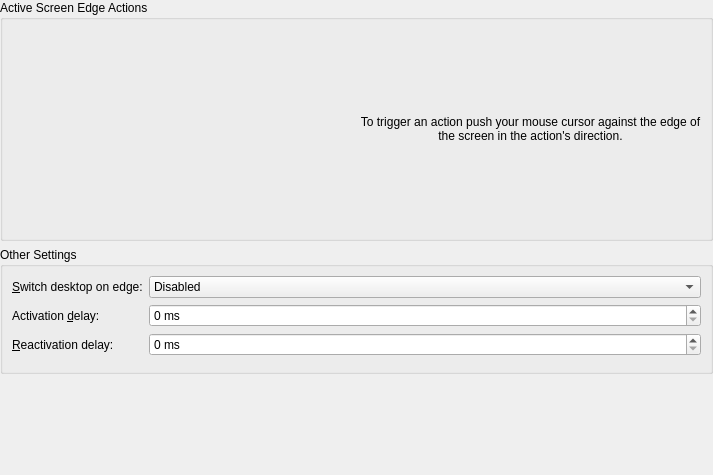
Before: the Qt Designer form kcmkwin/kwinscreenedges/main.ui in KDE/kwin, drawn with Qt 5.
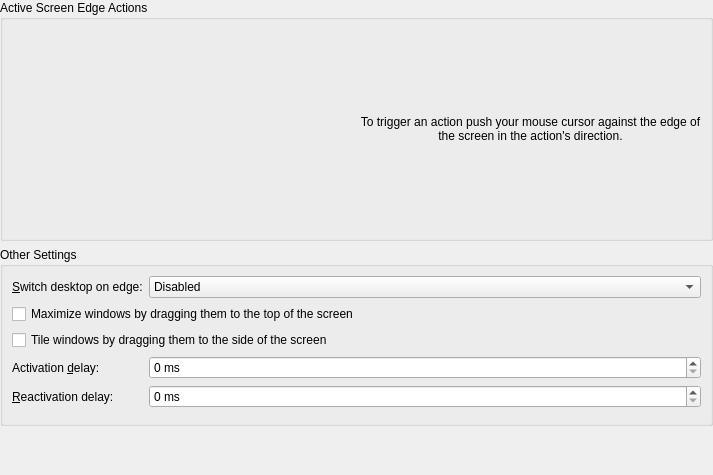
After: the same form once the commit is applied. Custom widgets are drawn as their Qt base class.

Commit message: Quick maximize and tiling when moving a window to the left/right or top screen edge. Top screen edge (un)maximizes. Left screen edge sets window to left half of screen geometry, right edge to other half.

What changed in the file:
```diff
--- a/kcmkwin/kwinscreenedges/main.ui
+++ b/kcmkwin/kwinscreenedges/main.ui
@@ -58,7 +58,7 @@
         </item>
        </widget>
       </item>
-      <item row="1" column="0">
+      <item row="3" column="0">
        <widget class="QLabel" name="label">
         <property name="toolTip">
          <string>Amount of time required for the mouse cursor to be pushed against the edge of the screen before the action is triggered</string>
@@ -71,7 +71,7 @@
         </property>
        </widget>
       </item>
-      <item row="1" column="1">
+      <item row="3" column="1">
        <widget class="KIntSpinBox" name="activationDelaySpin">
         <property name="suffix">
          <string> ms</string>
@@ -87,7 +87,7 @@
         </property>
        </widget>
       </item>
-      <item row="2" column="0">
+      <item row="4" column="0">
        <widget class="QLabel" name="label_2">
         <property name="enabled">
          <bool>true</bool>
@@ -103,7 +103,7 @@
         </property>
        </widget>
       </item>
-      <item row="2" column="1">
+      <item row="4" column="1">
        <widget class="KIntSpinBox" name="triggerCooldownSpin">
         <property name="enabled">
          <bool>true</bool>
@@ -122,7 +122,7 @@
         </property>
        </widget>
       </item>
-      <item row="3" column="0">
+      <item row="5" column="0">
        <spacer name="verticalSpacer_2">
         <property name="orientation">
          <enum>Qt::Vertical</enum>
@@ -135,6 +135,20 @@
         </property>
        </spacer>
       </item>
+      <item row="1" column="0" colspan="2">
+       <widget class="QCheckBox" name="quickMaximizeBox">
+        <property name="text">
+         <string>Maximize windows by dragging them to the top of the screen</string>
+        </property>
+       </widget>
+      </item>
+      <item row="2" column="0" colspan="2">
+       <widget class="QCheckBox" name="quickTileBox">
+        <property name="text">
+         <string>Tile windows by dragging them to the side of the screen</string>
+        </property>
+       </widget>
+      </item>
      </layout>
     </widget>
    </item>
```
The commit also changes 9 other files.
